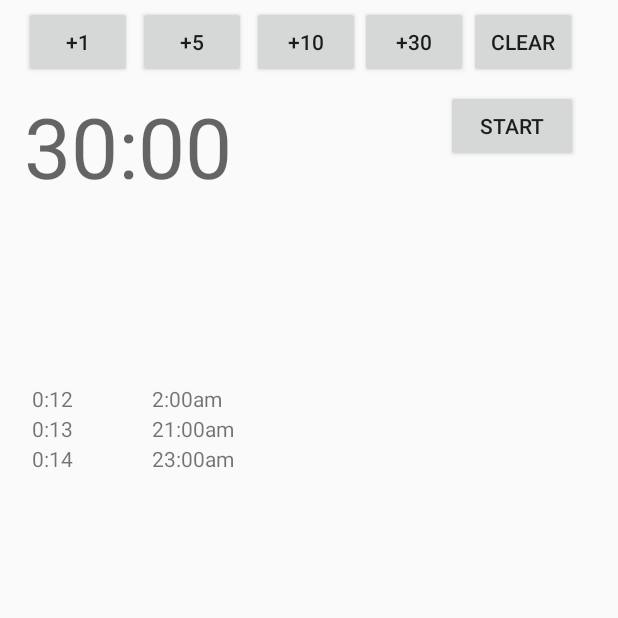
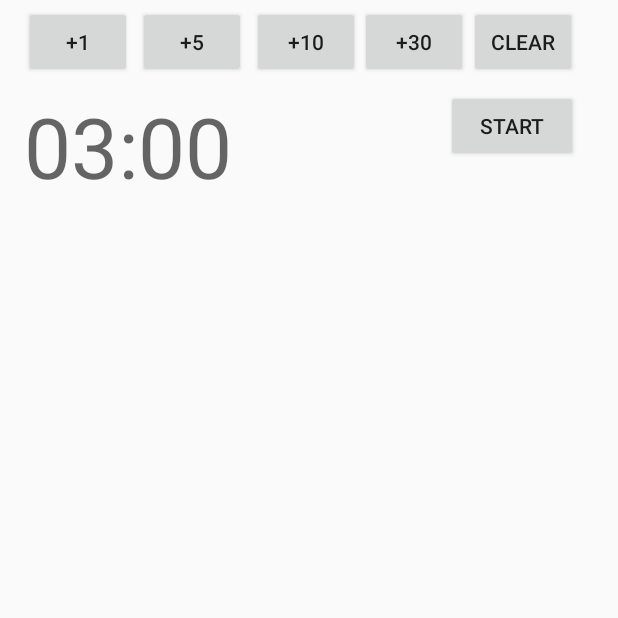
Before and after one commit to nMckenryan/KeepTrack, an Android app: the screen it shows after launch (TrackerActivity), after a tap on "+30", on a phone screen of 412 x 824 dp, the top half of it. Run offline under Robolectric (Android 15) with nearby library versions, the phone set to English and light mode, and no system bars.

Commit message:
Second Commit. Cleaned up code a bit. Almost Finished! Just have to sort out some updating the Load/Save code.
Known Bugs:
- Duplicate Records in RecyclerView
- No updating of recyclerview
- Date Key does not show the time that the timer was started. It is currently recording the time that the app is open?

```diff
--- a/app/src/main/java/android/nmr/keeptrack/RecyclerViewAdapter.java
+++ b/app/src/main/java/android/nmr/keeptrack/RecyclerViewAdapter.java
@@ -2,7 +2,6 @@ package android.nmr.keeptrack;
 
 import android.content.Context;
 import android.support.annotation.NonNull;
-import android.support.constraint.ConstraintLayout;
 import android.util.Log;
 import android.view.LayoutInflater;
 import android.view.View;
@@ -22,14 +21,12 @@ import java.util.ArrayList;
 public class RecyclerViewAdapter extends RecyclerView.Adapter<RecyclerViewAdapter.ViewHolder>{
 
     private static final String TAG = "RecyclerViewAdapter";
-    private ArrayList<String> mTimerElapsed = new ArrayList();
-    private ArrayList<String> mTimerDate = new ArrayList<>(); //acts as naming mechanism - GET DATE
+    private ArrayList<String> mTimerItem = new ArrayList();
     private Context mContext;
 
 
-    public RecyclerViewAdapter(ArrayList<String> timerElapsed, ArrayList<String> timeStarted, Context context) {
-        mTimerElapsed = timerElapsed;
-        mTimerDate = timeStarted;
+    public RecyclerViewAdapter(ArrayList<String> timerItem, Context context) {
+        mTimerItem = timerItem;
         mContext = context;
     }
 
@@ -45,7 +42,7 @@ public class RecyclerViewAdapter extends RecyclerView.Adapter<RecyclerViewAdapte
     //ViewHolder constructor
     public class ViewHolder extends RecyclerView.ViewHolder {
         TextView timerElapsed;
-        TextView timerDate;
+        //TextView timerDate;
         RelativeLayout parentLayout;
 
         public ViewHolder(View itemView) {
@@ -53,7 +50,7 @@ public class RecyclerViewAdapter extends RecyclerView.Adapter<RecyclerViewAdapte
 
             //Searches for ID set in xml
             timerElapsed = itemView.findViewById(R.id.timeElapsed);
-            timerDate = itemView.findViewById(R.id.timerDate);
+            //timerDate = itemView.findViewById(R.id.timerDate);
             parentLayout = itemView.findViewById(R.id.parent_layout);
         }
     }
@@ -64,15 +61,15 @@ public class RecyclerViewAdapter extends RecyclerView.Adapter<RecyclerViewAdapte
         Log.d(TAG, "onBindViewHolder: called");
 
         //change to timerName.
-        holder.timerElapsed.setText(mTimerElapsed.get(position));
-        holder.timerDate.setText(mTimerDate.get(position));
+        holder.timerElapsed.setText(mTimerItem.get(position));
+        //holder.timerDate.setText(mTimerDate.get(position));
 
         holder.parentLayout.setOnClickListener(new View.OnClickListener() {
             @Override
             public void onClick(View v) {
-                Log.d(TAG, "onClick: clicked on:" + mTimerDate.get(position));
+                Log.d(TAG, "onClick: clicked on:" + mTimerItem.get(position));
                 //Shows time elapsed. CREATE FUNCTIONALITY?
-                Toast.makeText(mContext, mTimerDate.get(position), Toast.LENGTH_SHORT).show();
+                Toast.makeText(mContext, mTimerItem.get(position), Toast.LENGTH_SHORT).show();
             }
         });
     }
@@ -80,7 +77,7 @@ public class RecyclerViewAdapter extends RecyclerView.Adapter<RecyclerViewAdapte
     //Gets number of items in list.
     @Override
     public int getItemCount() {
-        return mTimerDate.size();
+        return mTimerItem.size();
     }
 
 
--- a/app/src/main/java/android/nmr/keeptrack/TrackerActivity.java
+++ b/app/src/main/java/android/nmr/keeptrack/TrackerActivity.java
@@ -2,6 +2,7 @@ package android.nmr.keeptrack;
 
 import android.content.Context;
 import android.content.SharedPreferences;
+import android.media.MediaPlayer;
 import android.os.CountDownTimer;
 import android.support.v7.app.AppCompatActivity;
 import android.os.Bundle;
@@ -11,23 +12,15 @@ import android.util.Log;
 import android.util.Pair;
 import android.view.View;
 import android.widget.Button;
-import android.widget.EditText;
 import android.widget.TextView;
 import android.widget.Toast;
 
-import java.io.BufferedReader;
-import java.io.File;
-import java.io.FileInputStream;
-import java.io.FileNotFoundException;
-import java.io.FileOutputStream;
-import java.io.IOException;
-import java.io.InputStreamReader;
 import java.text.SimpleDateFormat;
 import java.util.ArrayList;
 import java.util.Calendar;
 import java.util.Date;
 import java.util.Locale;
-import java.util.Timer;
+import java.util.Map;
 
 
 public class TrackerActivity extends AppCompatActivity {
@@ -90,6 +83,8 @@ public class TrackerActivity extends AppCompatActivity {
             }
         });
 
+
+        //Initialising Buttons
         mStop.setOnClickListener(new View.OnClickListener() {
             @Override
             public void onClick(View view) {
@@ -142,8 +137,10 @@ public class TrackerActivity extends AppCompatActivity {
         });
 
 
-        initTimerData();
+        initRecyclerView();
         updateCountText();
+        //clearSharedPrefs();
+        loadTimerRecord();
     }
 
     //BEGINS TIMER
@@ -162,6 +159,7 @@ public class TrackerActivity extends AppCompatActivity {
                 @Override
                 public void onFinish() { //Ends Timer Set Start Invisible. Reset Visible. WHAT DOES THIS MEAN?
                     System.out.println("FINISHED: " + mInitialTimeLength );
+                    timerDingDing();
                     mTimerRunning = false;
                     mStart.setEnabled(false);
                     mStop.setVisibility(View.VISIBLE);
@@ -193,7 +191,6 @@ public class TrackerActivity extends AppCompatActivity {
         mStop.setVisibility(View.VISIBLE);
     }
 
-
     private void resetTimer() {
         mTimeLeft = mInitialTimeLength;
         updateCountText();
@@ -213,11 +210,12 @@ public class TrackerActivity extends AppCompatActivity {
             System.out.println("mLEFT UPDATE TRIGGER");
         }
         System.out.println("mLeft" + mTimeLeft + "mInitial" + mInitialTimeLength);
+        loadTimerRecord();
     }
 
     //BUTTON METHODS
     public void addTime(long minutesAdded) {
-        mInitialTimeLength += (minutesAdded * 60000); //formats to milliseconds
+        mInitialTimeLength += (minutesAdded * 6000); //formats to milliseconds
         updateCountText();
         Log.d(TAG, "addTime: " + mInitialTimeLength);
     }
@@ -230,7 +228,7 @@ public class TrackerActivity extends AppCompatActivity {
         }
     }
 
-
+    //FORMATTER METHODS
     //Converts Milliseconds to minutes/seconds
     private String millisToString(long time) {
         int minutes = (int) (time / 1000) / 60; //millsecs to secs to minutes
@@ -244,140 +242,63 @@ public class TrackerActivity extends AppCompatActivity {
     //Gets current date to record when timer started.
     public String dateRetriever(){
         Date current = Calendar.getInstance().getTime();
-        Log.d(TAG, "dateRetriever: Current Time:" + current);
+
 
         SimpleDateFormat df = new SimpleDateFormat("dd-MM-yyyy mm:ss");
-        return df.format(current);
+        Log.d(TAG, "dateRetriever: Current Time:" + df.format(current));
+        return df.format(current); //TODO: Not showing right time? tracks time app has been open.
     }
 
-    //Save Single Record (on timer end)
-//    private void saveTimerRecord(Pair<String, String> recordSave) {
-//        FileOutputStream fos = null;
-//        try{
-//            fos = openFileOutput("ATIMER" , MODE_PRIVATE);
-//            //fos.write(recordSave.first + " " + recordSave.second);
-//
-//            Toast.makeText(this, "SAVEDTO: " + getFilesDir(), Toast.LENGTH_SHORT).show();
-//        } catch(Exception e) {
-//            e.printStackTrace();
-//        } finally {
-//            if(fos != null) {
-//                try {
-//                    fos.close();
-//                } catch (IOException e) {
-//                    e.printStackTrace();
-//                }
-//            }
-//        }
-//    }
-
     public void saveTimerRecord(String dateString, String timeString) {
+//        SharedPreferences sharedPref = this.getPreferences(Context.MODE_PRIVATE);
+//        SharedPreferences.Editor editor = sharedPref.edit();
+//        editor.putString("DATESTR", dateString);
+//        editor.putString("TIMESTR", timeString);
+//        System.out.println("RECORD SAVED: " + dateString + " " + timeString);
+//        editor.apply();
+        String concat = dateString + " " + timeString;
         SharedPreferences sharedPref = this.getPreferences(Context.MODE_PRIVATE);
         SharedPreferences.Editor editor = sharedPref.edit();
-        editor.putString(dateString, timeString);
+        editor.putString("TIMER SET " + timeString, " ON: " + dateString );
+        Log.d(TAG, "saveTimerRecord: " + timeString + " ON: "  + dateString);
         editor.apply();
-        System.out.println("editor: " + editor); //retrieve date from savedTimer. find how to see it.
     }
 
     public void loadTimerRecord() {
         SharedPreferences sharedPref = this.getPreferences(Context.MODE_PRIVATE);
-        mTimerNames.add(getResources().getString(R.string.preference_file_key));
-        mTimerElapsed.add(getResources().getString(R.string.preference_file_key));
+//        //mTimerNames.add(sharedPref.getString(getResources().getString(R.string.preference_file_key), null));
+//        mTimerNames.add(getResources().getString(R.string.preference_file_key));
+//
+//        mTimerElapsed.add(sharedPref.getString(getResources().getString(R.string.preference_file_key), null));
+//        System.out.println("TNAME: " + mTimerNames);
+
+        Map<String, ?> allEntries = sharedPref.getAll();
+        int i = 0;
+        for(Map.Entry<String, ?> entry : allEntries.entrySet()) {
+            Log.d(TAG, "mapValues" + entry.getKey() + ": " + entry.getValue().toString());
+            mTimerElapsed.add(entry.getKey() + ": " + entry.getValue().toString());
+            Log.d(TAG, "mTIMERELAPSEDSAV" + mTimerElapsed.get(i));
+            i++;
+        }
+
+    }
+    private void clearSharedPrefs() {
+        SharedPreferences settings = this.getPreferences(Context.MODE_PRIVATE);
+        settings.edit().clear().apply();
     }
 
-//    //Retrieves full records of Timers.
-//    private void loadTimerRecords() {
-//        FileInputStream fis = null;
-//        try {
-//            fis = openFileInput("ATIMER");
-//            InputStreamReader isr = new InputStreamReader(fis);
-//            BufferedReader br = new BufferedReader(isr);
-//            StringBuilder sb = new StringBuilder();
-//            String text;
-//
-//            while((text = br.readLine()) != null) {
-//                sb.append(text).append("\n");
-//            }
-//            Toast.makeText(this, "NAH", Toast.LENGTH_SHORT).show();
-//            mTextOutput.setText(sb.toString()); //prints record.
-//            Toast.makeText(this, "TODD HOWARD: " + getFilesDir(), Toast.LENGTH_SHORT).show();
-//
-//        } catch (FileNotFoundException e) {
-//            e.printStackTrace();
-//        } catch (IOException e) {
-//            e.printStackTrace();
-//        } finally {
-//            if(fis != null) {
-//                try {
-//                    fis.close();
-//                } catch (IOException e) {
-//                    e.printStackTrace();
-//                }
-//            }
-//        }
-//    }
 
     //RECYCLER METHOD: starts recyclerview
     private void initRecyclerView() {
         Log.d(TAG, "initTimerNames: init recyc view");
         RecyclerView recyclerView = findViewById(R.id.recycler_view);
-        RecyclerViewAdapter adapter = new RecyclerViewAdapter(mTimerElapsed, mTimerNames, this);
+        RecyclerViewAdapter adapter = new RecyclerViewAdapter(mTimerElapsed, this);
         recyclerView.setAdapter(adapter);
         recyclerView.setLayoutManager(new LinearLayoutManager(this));
     }
 
-    //sets up timer data/
-    private void initTimerData() {
-        Log.d(TAG, "initTimerNames: preparing timer names");
-
-        mTimerNames.add("2:00am");
-        mTimerElapsed.add("0:12");
-
-        mTimerNames.add("21:00am");
-        mTimerElapsed.add("0:13");
-
-        mTimerNames.add("23:00am");
-        mTimerElapsed.add("0:14");
-
-        initRecyclerView();
+    private void timerDingDing() { //Plays sound as soon as alarm completes.
+        MediaPlayer mp = MediaPlayer.create(this, R.raw.alarm);
+        mp.start();
     }
-
-
-
-
-
-
-    //
-//    public void startPressed(View v) {
-//        mTimer.getTimer().start();
-//    }
-//
-//    public void stopPressed(View v) { //Stops ticker if time elapsed is over one.
-//        //resetPressed(v);
-//    }
-//
-//    public void pausePressed(View v) { //Pauses ticker
-//        mTimer.getTimer().pause();
-//    }
-//
-//
-//    public void swapButton(View v) { //Changes the Startbutton on press
-//      if(mStart.getText().equals(getResources().getString(R.string.start))) {
-//          System.out.println("STARTPRESSED");
-//          mStart.setText(R.string.stop);
-//          System.out.println("STOPIS: " + mStart);
-//          startPressed(v);
-//      } else {
-//          System.out.println("STOPPRESSED");
-//          mStart.setText(R.string.start);
-//          System.out.println("STARTIS: " + mStart);
-//          pausePressed(v);
-//      }
-//    }
-//
-////    public void resetPressed(View v) {
-////        mTimer.resetTime();
-////        mTimerText.setText(mTimer.getTimeElapsed());
-////    }
-
 }
--- a/app/src/main/res/layout/layout_listitem.xml
+++ b/app/src/main/res/layout/layout_listitem.xml
@@ -14,12 +14,4 @@
         android:layout_marginStart="0dp"
         android:text="timeElapse" />
 
-    <TextView
-        android:id="@+id/timerDate"
-        android:layout_width="wrap_content"
-        android:layout_height="wrap_content"
-        android:layout_centerVertical="true"
-        android:layout_marginLeft="80dp"
-        android:text="timerDate" />
-
 </RelativeLayout>
```
Also changed, not shown: 1 other file.
